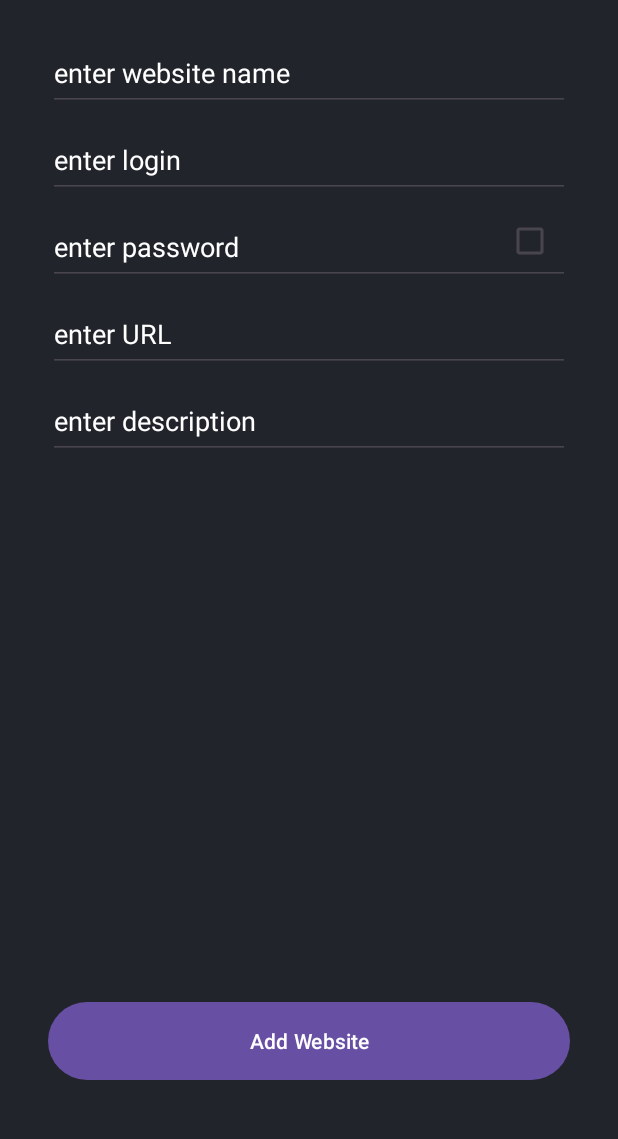
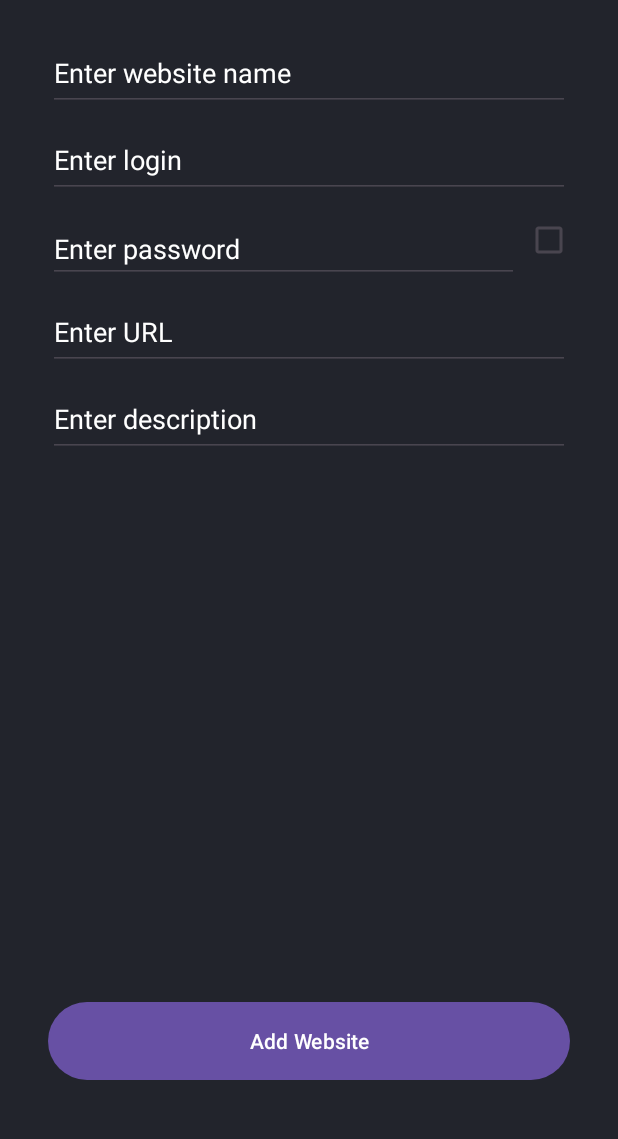
Before and after one commit to TheGraduate/Password-Manager, an Android app: the WebsiteCreateFragment screen opened through its navigation route, on a phone screen of 412 x 824 dp, the part 96-1235 px from its top. Run offline under Robolectric (Android 15) with nearby library versions, the phone set to English and light mode, and no system bars; our stand-ins replace navigation-ui; 6 statements that could not run were skipped.

Commit message:
10 com status: work edit some strings, make enter strings, edit checkBox button for pass fields

```diff
--- a/app/src/main/res/layout/fragment_website_create.xml
+++ b/app/src/main/res/layout/fragment_website_create.xml
@@ -46,24 +46,25 @@
         android:layout_alignBottom="@+id/enterPassword"
         android:layout_alignParentStart="true"
         android:layout_alignParentEnd="true"
-        android:layout_marginStart="305dp"
+        android:layout_marginStart="320dp"
         android:layout_marginTop="4dp"
-        android:layout_marginEnd="10dp"
-        android:layout_marginBottom="4dp" />
+        android:layout_marginEnd="0dp"
+        android:layout_marginBottom="4dp"
+        android:padding="60dp" />
 
     <EditText
         android:id="@+id/enterPassword"
-        android:layout_width="match_parent"
-        android:layout_height="@dimen/height_enter_field"
+        android:layout_width="333dp"
+        android:layout_height="wrap_content"
         android:layout_below="@+id/enterLogin"
         android:layout_alignParentStart="true"
         android:layout_alignParentEnd="true"
         android:layout_marginStart="16dp"
-        android:layout_marginTop="@dimen/margin_top_enter_field"
-        android:layout_marginEnd="16dp"
-        android:inputType="textPassword"
+        android:layout_marginTop="11dp"
+        android:layout_marginEnd="50dp"
         android:autofillHints="password"
         android:hint="@string/enter_password"
+        android:inputType="textPassword"
         android:textColor="@color/white"
         android:textColorHint="@color/white" />
 
--- a/app/src/main/res/values/strings.xml
+++ b/app/src/main/res/values/strings.xml
@@ -1,11 +1,11 @@
 <resources>
     <string name="app_name">Password Manager</string>
 
-    <string name="enter_website_name">enter website name</string>
-    <string name="enter_login">enter login</string>
-    <string name="enter_password">enter password</string>
-    <string name="enter_url">enter URL</string>
-    <string name="enter_description">enter description</string>
+    <string name="enter_website_name">Enter website name</string>
+    <string name="enter_login">Enter login</string>
+    <string name="enter_password">Enter password</string>
+    <string name="enter_url">Enter URL</string>
+    <string name="enter_description">Enter description</string>
     <string name="add_website">Add Website</string>
 
     <string name="menu_edit">Edit</string>
@@ -35,10 +35,10 @@
     <string name="pass_hint">Password</string>
     <string name="confirm_the_pass_button_text">Confirm</string>
 
-    <string name="edit_website_name">website name</string>
-    <string name="edit_website_login">website login</string>
-    <string name="edit_website_pass">website pass</string>
-    <string name="edit_website_url">website url</string>
-    <string name="edit_website_description">website description</string>
+    <string name="edit_website_name">Website name</string>
+    <string name="edit_website_login">Website login</string>
+    <string name="edit_website_pass">Website pass</string>
+    <string name="edit_website_url">Website URL</string>
+    <string name="edit_website_description">Website description</string>
 
 </resources>
```
Also changed, not shown: app/src/main/res/layout/website_edit_fragment.xml (+5 -4 lines), 1 other file.
